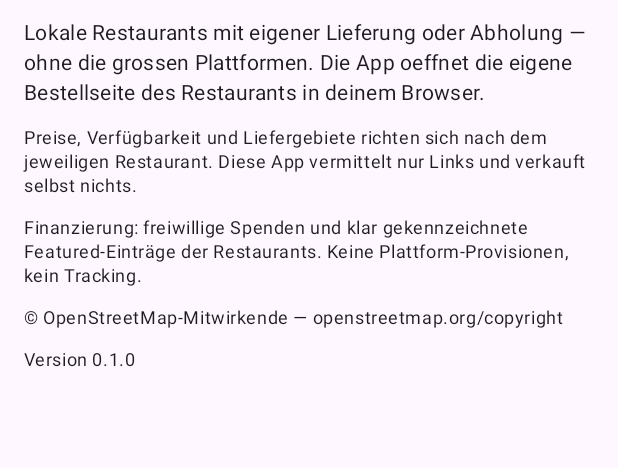
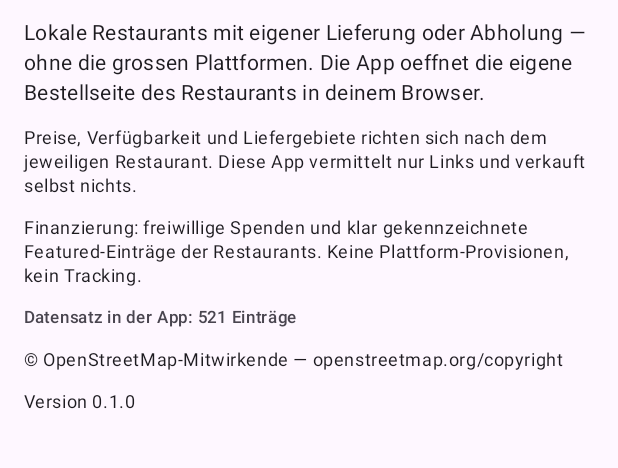
Before and after one commit to hloger82-create/p2p_Fooddelivery, an Android app built with Jetpack Compose: the AboutScreen screen opened through its navigation route, on a phone screen of 412 x 824 dp, the part 168-636 px from its top. Run offline under Robolectric (Android 15) with nearby library versions, the phone set to English and light mode, and no system bars; our stand-ins replace Room's generated code; libraries missing offline, so code that uses them is left out: org.osmdroid.config.

Commit message:
App: Remote-Sync ohne HTTP-Cache (setUseCaches(false) + no-cache) gegen veraltete Datensaetze; Ueber-Screen zeigt jetzt Eintragszahl des geladenen Datensatzes (Debug: 524 erwartet)
Co-authored-by: hloger82-create <hloger82-create@users.noreply.github.com>

```diff
--- a/app/src/main/java/de/p2pfood/app/data/local/RestaurantDao.kt
+++ b/app/src/main/java/de/p2pfood/app/data/local/RestaurantDao.kt
@@ -15,6 +15,9 @@ interface RestaurantDao {
     @Query("SELECT COUNT(*) FROM restaurants WHERE regionId = :regionId")
     suspend fun count(regionId: String): Int
 
+    @Query("SELECT COUNT(*) FROM restaurants WHERE regionId = :regionId")
+    fun observeCount(regionId: String): Flow<Int>
+
     @Query("SELECT * FROM restaurants WHERE id = :id")
     suspend fun getById(id: String): RestaurantEntity?
 
--- a/app/src/main/java/de/p2pfood/app/data/repository/RestaurantRepository.kt
+++ b/app/src/main/java/de/p2pfood/app/data/repository/RestaurantRepository.kt
@@ -41,6 +41,9 @@ class RestaurantRepository(
                 val conn = URL(url).openConnection() as HttpURLConnection
                 conn.connectTimeout = 10_000
                 conn.readTimeout = 10_000
+                // nie gecachte Antworten verwenden - sonst bleibt ein alter Datensatz haengen
+                conn.setUseCaches(false)
+                conn.setRequestProperty("Cache-Control", "no-cache")
                 conn.inputStream.bufferedReader().use { it.readText() }
             }
             val dataset = AppJson.instance.decodeFromString<RestaurantDataset>(text)
@@ -60,6 +63,8 @@ class RestaurantRepository(
     fun observeRestaurants(regionId: String): Flow<List<Restaurant>> =
         dao.observeByRegion(regionId).map { list -> list.map { it.toModel() } }
 
+    fun observeCount(regionId: String): Flow<Int> = dao.observeCount(regionId)
+
     suspend fun getRestaurant(id: String): Restaurant? = dao.getById(id)?.toModel()
 
     fun observeFavoriteIds(): Flow<Set<String>> =
--- a/app/src/main/java/de/p2pfood/app/ui/about/AboutScreen.kt
+++ b/app/src/main/java/de/p2pfood/app/ui/about/AboutScreen.kt
@@ -26,7 +26,7 @@ import de.p2pfood.app.R
 
 @OptIn(ExperimentalMaterial3Api::class)
 @Composable
-fun AboutScreen(onBack: () -> Unit) {
+fun AboutScreen(datasetCount: Int = -1, onBack: () -> Unit) {
     Scaffold(
         topBar = {
             TopAppBar(
@@ -56,6 +56,13 @@ fun AboutScreen(onBack: () -> Unit) {
             )
             Text(stringResource(R.string.disclaimer), style = MaterialTheme.typography.bodySmall)
             Text(stringResource(R.string.financing), style = MaterialTheme.typography.bodySmall)
+            if (datasetCount >= 0) {
+                Text(
+                    stringResource(R.string.about_dataset, datasetCount),
+                    style = MaterialTheme.typography.labelSmall,
+                    color = MaterialTheme.colorScheme.onSurfaceVariant,
+                )
+            }
             Text(
                 stringResource(R.string.osm_attribution) + " — openstreetmap.org/copyright",
                 style = MaterialTheme.typography.bodySmall,
--- a/app/src/main/java/de/p2pfood/app/ui/navigation/AppNavHost.kt
+++ b/app/src/main/java/de/p2pfood/app/ui/navigation/AppNavHost.kt
@@ -1,6 +1,8 @@
 package de.p2pfood.app.ui.navigation
 
 import androidx.compose.runtime.Composable
+import androidx.compose.runtime.collectAsState
+import androidx.compose.runtime.getValue
 import androidx.lifecycle.viewmodel.compose.viewModel
 import androidx.lifecycle.viewmodel.initializer
 import androidx.lifecycle.viewmodel.viewModelFactory
@@ -44,7 +46,9 @@ fun AppNavHost(container: AppContainer, onToggleTheme: () -> Unit) {
             )
         }
         composable("about") {
-            AboutScreen(onBack = { navController.popBackStack() })
+            val regionId = container.regionCatalog.availableRegionIds().first()
+            val datasetCount by container.restaurantRepository.observeCount(regionId).collectAsState(initial = -1)
+            AboutScreen(datasetCount = datasetCount, onBack = { navController.popBackStack() })
         }
     }
 }
--- a/app/src/main/res/values/strings.xml
+++ b/app/src/main/res/values/strings.xml
@@ -37,4 +37,5 @@
     <string name="legend">Legende</string>
     <string name="plz_outside_region">Diese PLZ liegt nicht in %1$s.</string>
     <string name="cuisine_derived">Küche aus der Speisekarte abgeleitet (eigene Einschätzung)</string>
+    <string name="about_dataset">Datensatz in der App: %1$d Einträge</string>
 </resources>
```
